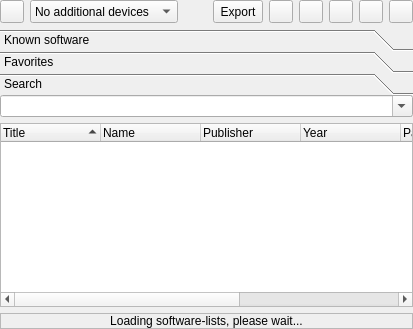
qmc2/qmc2-mame-fe, file softwarelist.ui: the form before one commit.
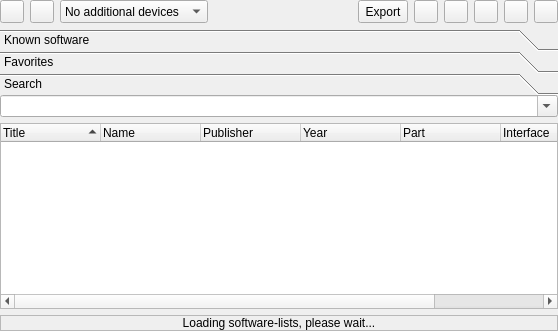
The form after the commit. The open tabs and pages were chosen to show the change. Icons and pictures are not drawn.

Commit message: wip: started adding a software-detail widget (incomplete / doesn't work)

Diff of the .ui file:
```diff
--- a/softwarelist.ui
+++ b/softwarelist.ui
@@ -7,8 +7,8 @@
    <rect>
     <x>0</x>
     <y>0</y>
-    <width>413</width>
-    <height>329</height>
+    <width>558</width>
+    <height>331</height>
    </rect>
   </property>
   <property name="mouseTracking">
@@ -43,6 +43,29 @@
        </property>
       </widget>
      </item>
+     <item>
+      <widget class="QToolButton" name="toolButtonToggleSoftwareInfo">
+       <property name="sizePolicy">
+        <sizepolicy hsizetype="Fixed" vsizetype="Minimum">
+         <horstretch>0</horstretch>
+         <verstretch>0</verstretch>
+        </sizepolicy>
+       </property>
+       <property name="toolTip">
+        <string>Toggle detailed software information</string>
+       </property>
+       <property name="statusTip">
+        <string>Toggle detailed software information</string>
+       </property>
+       <property name="icon">
+        <iconset resource="qmc2.qrc">
+         <normaloff>:/data/img/info.png</normaloff>:/data/img/info.png</iconset>
+       </property>
+       <property name="checkable">
+        <bool>true</bool>
+       </property>
+      </widget>
+     </item>
      <item>
       <widget class="QComboBox" name="comboBoxDeviceConfiguration">
        <property name="sizePolicy">
@@ -390,8 +413,8 @@
        <rect>
         <x>0</x>
         <y>0</y>
-        <width>83</width>
-        <height>90</height>
+        <width>548</width>
+        <height>194</height>
        </rect>
       </property>
       <attribute name="icon">
```
Left out of the diff: 9 changed lines with no effect on the pictures. The commit also changes 24 other files.
